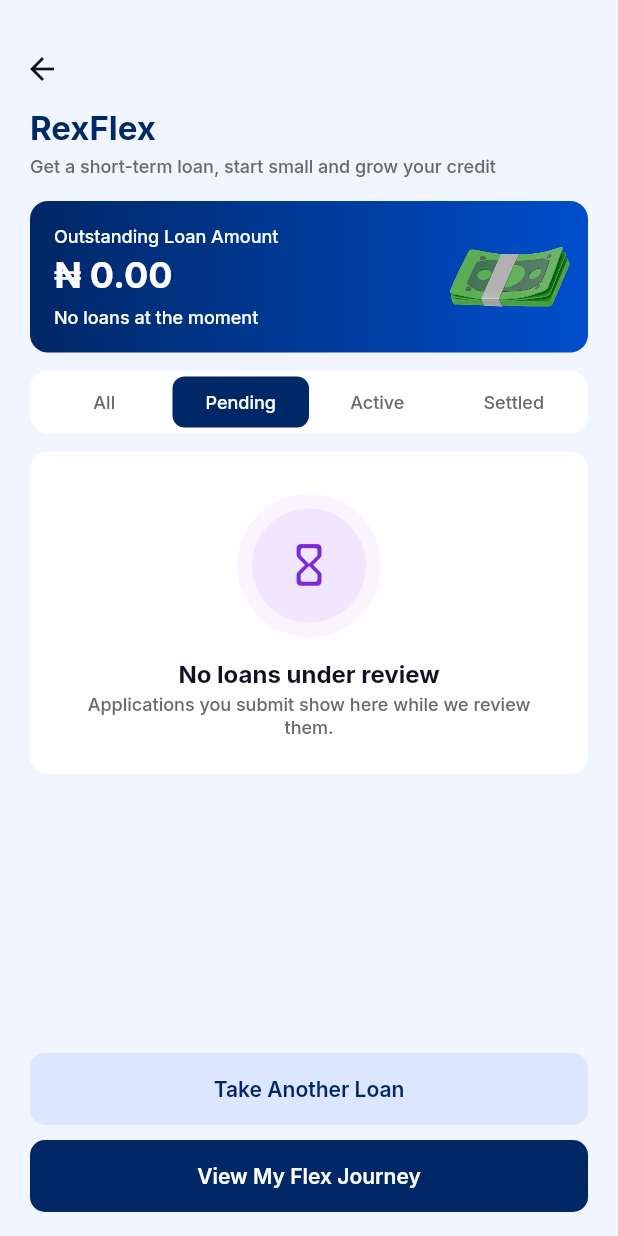
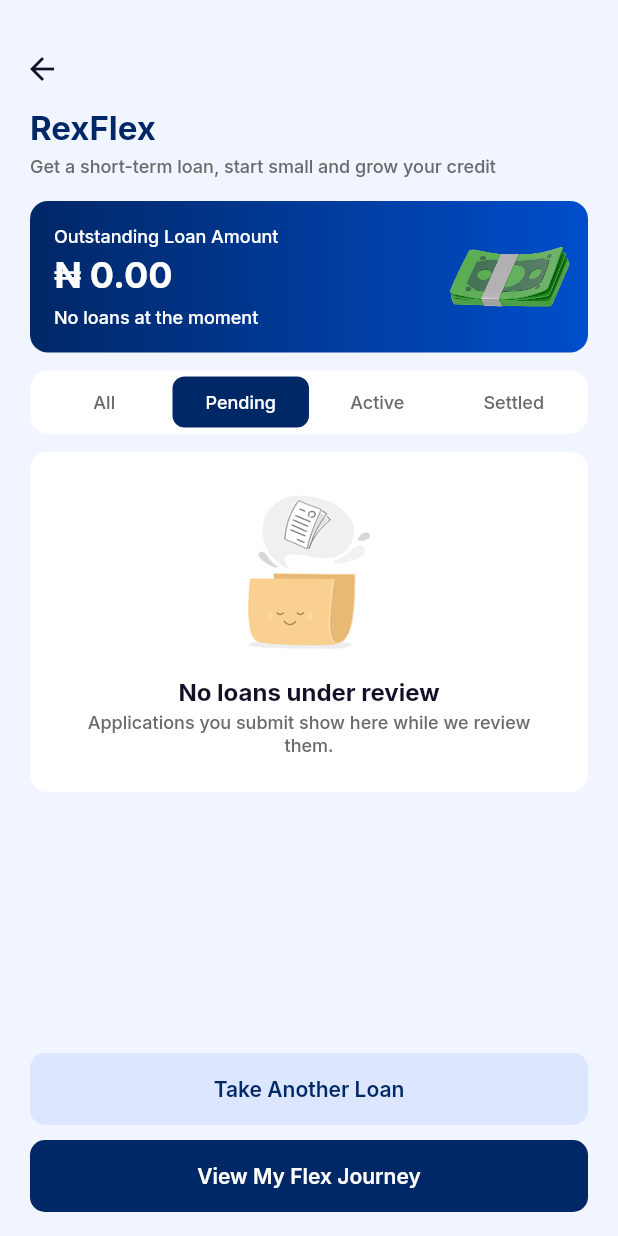
Before and after one commit to Kent-Sammy/rexverse, a Flutter app: the RexFlexDashboard screen opened directly with empty values, after a tap on "Pending", on a phone screen of 412 x 824 dp. Run offline on Flutter 3.47's test engine with Material 3 defaults, Android fonts, the phone set to English and light mode, and no system bars; our stand-ins replace audioplayers, file_picker, flutter_svg, speech_to_text; accounts and stored records are empty; project files that could hold a hidden picture were left out.

Commit message:
RexFlex: use the design owner's empty-state illustration
Replace the icon discs in FlexEmptyState with the uploaded folder
illustration (trimmed), floating gently and still with reduce motion.
Applies to every empty dashboard tab, Transaction History tab and a
loan's empty transactions.

Co-Authored-By: Claude Opus 5.5 <noreply@anthropic.com>
Claude-Session: https://claude.ai/code/session_01EjWxE6W9E8HwFDXk54C2wv

```diff
--- a/rex_atlas/lib/features/rexflex/presentation/screens/rexflex_screens.dart
+++ b/rex_atlas/lib/features/rexflex/presentation/screens/rexflex_screens.dart
@@ -601,16 +601,12 @@ class _RexFlexDashboardState extends State<RexFlexDashboard> {
                 offset: 10,
                 child: switch (_tab) {
                   1 => const FlexEmptyState(
-                    icon: Icons.hourglass_empty_rounded,
-                    tint: Color(0xFFF1E6FF),
-                    accent: FlexColors.purple,
                     title: 'No loans under review',
                     message:
                         "Applications you submit show here while we review "
                         "them.",
                   ),
                   2 => FlexEmptyState(
-                    icon: Icons.account_balance_wallet_outlined,
                     title: 'No active loans',
                     message: "Approved loans you're repaying will appear here.",
                     actionLabel: current == null ? 'Get a loan' : null,
@@ -619,16 +615,12 @@ class _RexFlexDashboardState extends State<RexFlexDashboard> {
                         : null,
                   ),
                   3 => const FlexEmptyState(
-                    icon: Icons.verified_outlined,
-                    tint: Color(0xFFE2F7E8),
-                    accent: Color(0xFF1E8E45),
                     title: 'No settled loans yet',
                     message:
                         'Loans you repay in full will show here, building '
                         'your Flex record.',
                   ),
                   _ => FlexEmptyState(
-                    icon: Icons.payments_outlined,
                     title: 'No loans yet',
                     message: 'Start small from ₦3,000 and grow your credit.',
                     actionLabel: 'Get a loan',
@@ -1183,7 +1175,6 @@ class _LoanDetailsScreenState extends State<LoanDetailsScreen> {
             if (loan.transactions.isEmpty)
               const FlexEmptyState(
                 compact: true,
-                icon: Icons.receipt_long_outlined,
                 title: 'No transactions yet',
                 message: 'Your disbursement will appear here once approved.',
               ),
@@ -1402,21 +1393,14 @@ class _TransactionHistoryScreenState extends State<TransactionHistoryScreen> {
             offset: 10,
             child: switch (_tab) {
               1 => const FlexEmptyState(
-                icon: Icons.arrow_outward_rounded,
-                tint: Color(0xFFE2F7E8),
-                accent: Color(0xFF1E8E45),
                 title: 'No repayments yet',
                 message: 'Your repayments will appear here as you make them.',
               ),
               2 => const FlexEmptyState(
-                icon: Icons.arrow_downward_rounded,
-                tint: Color(0xFFF1E6FF),
-                accent: FlexColors.purple,
                 title: 'No disbursement yet',
                 message: 'Your loan will show here once it is approved.',
               ),
               _ => const FlexEmptyState(
-                icon: Icons.receipt_long_outlined,
                 title: 'No transactions yet',
                 message: 'Disbursements and repayments will show here.',
               ),
--- a/rex_atlas/lib/features/rexflex/presentation/widgets/flex_ui.dart
+++ b/rex_atlas/lib/features/rexflex/presentation/widgets/flex_ui.dart
@@ -36,6 +36,7 @@ abstract final class FlexAssets {
   static const cash = 'assets/images/rexflex/rexflex_cash.png'; // 246×124
   static const cashTilt = 'assets/images/rexflex/rexflex_cash_tilt.png';
   static const journey = 'assets/images/rexflex/rexflex_journey.png';
+  static const empty = 'assets/images/rexflex/rexflex_empty.png'; // 167×206
 }
 
 /// `₦ 3,112.00` – the balance-card style with a space after the sign.
@@ -1016,26 +1017,20 @@ Future<T?> showFlexSheet<T>(
   builder: builder,
 );
 
-/// Empty-state placeholder: a soft ringed icon, a title, one helpful line
-/// and an optional action.
+/// Empty-state placeholder: the design owner's folder illustration
+/// (gently floating), a title, one helpful line and an optional action.
 class FlexEmptyState extends StatelessWidget {
   const FlexEmptyState({
     super.key,
-    required this.icon,
     required this.title,
     required this.message,
-    this.tint = const Color(0xFFE6EEFF),
-    this.accent = const Color(0xFF2F6BEA),
     this.actionLabel,
     this.onAction,
     this.compact = false,
   });
 
-  final IconData icon;
   final String title;
   final String message;
-  final Color tint;
-  final Color accent;
   final String? actionLabel;
   final VoidCallback? onAction;
 
@@ -1044,7 +1039,6 @@ class FlexEmptyState extends StatelessWidget {
 
   @override
   Widget build(BuildContext context) {
-    final disc = compact ? 52.0 : 76.0;
     return Semantics(
       container: true,
       child: FlexCard(
@@ -1056,26 +1050,7 @@ class FlexEmptyState extends StatelessWidget {
         ),
         child: Column(
           children: [
-            ExcludeSemantics(
-              child: Container(
-                width: disc + 20,
-                height: disc + 20,
-                decoration: BoxDecoration(
-                  shape: BoxShape.circle,
-                  color: tint.withValues(alpha: 0.45),
-                ),
-                alignment: Alignment.center,
-                child: Container(
-                  width: disc,
-                  height: disc,
-                  decoration: BoxDecoration(
-                    shape: BoxShape.circle,
-                    color: tint,
-                  ),
-                  child: Icon(icon, size: disc * 0.44, color: accent),
-                ),
-              ),
-            ),
+            _FloatingIllustration(height: compact ? 72 : 108),
             SizedBox(height: compact ? 10 : 14),
             Text(
               title,
@@ -1127,3 +1102,56 @@ class FlexEmptyState extends StatelessWidget {
     );
   }
 }
+
+/// The empty-state illustration, bobbing softly like the original Lottie
+/// (still when the OS asks for reduced motion).
+class _FloatingIllustration extends StatefulWidget {
+  const _FloatingIllustration({required this.height});
+  final double height;
+
+  @override
+  State<_FloatingIllustration> createState() => _FloatingIllustrationState();
+}
+
+class _FloatingIllustrationState extends State<_FloatingIllustration>
+    with SingleTickerProviderStateMixin {
+  late final AnimationController _c = AnimationController(
+    vsync: this,
+    duration: const Duration(milliseconds: 2600),
+  );
+
+  @override
+  void didChangeDependencies() {
+    super.didChangeDependencies();
+    final reduce = MediaQuery.maybeDisableAnimationsOf(context) ?? false;
+    if (reduce) {
+      _c.stop();
+    } else if (!_c.isAnimating) {
+      _c.repeat(reverse: true);
+    }
+  }
+
+  @override
+  void dispose() {
+    _c.dispose();
+    super.dispose();
+  }
+
+  @override
+  Widget build(BuildContext context) {
+    return ExcludeSemantics(
+      child: AnimatedBuilder(
+        animation: _c,
+        builder: (_, child) => Transform.translate(
+          offset: Offset(0, -4 * Curves.easeInOut.transform(_c.value)),
+          child: child,
+        ),
+        child: Image(
+          image: const AssetImage(FlexAssets.empty),
+          height: widget.height,
+          filterQuality: FilterQuality.high,
+        ),
+      ),
+    );
+  }
+}
```
Also changed, not shown: rex_atlas/assets/images/rexflex/rexflex_empty.png (added), 2 other files.
